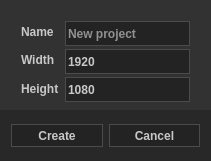
Old version of the form Client/Source/Interface/CreateProject/UI/CreateProject.ui in the repository cademtz/Animate-Together.
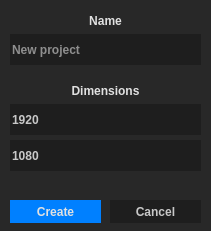
New version of the form.

```diff
--- a/Client/Source/Interface/CreateProject/UI/CreateProject.ui
+++ b/Client/Source/Interface/CreateProject/UI/CreateProject.ui
@@ -7,7 +7,7 @@
     <x>0</x>
     <y>0</y>
     <width>211</width>
-    <height>161</height>
+    <height>231</height>
    </rect>
   </property>
   <property name="windowTitle">
@@ -15,7 +15,7 @@
   </property>
   <property name="styleSheet">
    <string notr="true">QWidget#CreateProject {
-	background-color: rgb(50, 50, 50);
+	background-color: rgb(40, 40, 40);
 }
 * {
 	font-family: &quot;Arial&quot;;
@@ -23,8 +23,8 @@
 }
 
 QLabel {
-	font-weight: bold;
-	color: rgb(200, 200, 200);
+	color: rgb(225, 225, 225);
+	font: 16px &quot;Verdana&quot;
 }
 
 QCheckBox {
@@ -32,8 +32,8 @@
 	font: 500 8pt &quot;Arial&quot;;
 }
 QPushButton, QLineEdit, QSpinBox {
-	border: 1px solid rgb(75, 75, 75);
-	background-color: rgb(35, 35, 35);
+	border: none;
+	background-color: rgb(30, 30, 30);
 	color: rgb(200, 200, 200);
 }
 QPushButton:hover, QLineEdit:focus, QSpinBox:focus {
@@ -44,36 +44,38 @@
 	background-color: rgb(25, 25, 25);
 }</string>
   </property>
-  <widget class="QWidget" name="w_dlg" native="true">
-   <property name="geometry">
-    <rect>
-     <x>0</x>
-     <y>110</y>
-     <width>211</width>
-     <height>51</height>
-    </rect>
-   </property>
-   <property name="styleSheet">
-    <string notr="true">.QWidget {
-	background-color: rgb(40, 40, 40);
-}</string>
-   </property>
-   <layout class="QHBoxLayout" name="horizontalLayout">
-    <item>
      <widget class="QPushButton" name="create_btn">
+   <property name="geometry">
+    <rect>
+     <x>10</x>
+     <y>200</y>
+     <width>91</width>
+     <height>23</height>
+    </rect>
+   </property>
       <property name="minimumSize">
        <size>
         <width>0</width>
         <height>23</height>
        </size>
       </property>
+   <property name="styleSheet">
+    <string notr="true">background-color: rgb(0, 128, 255);
+color: rgb(225, 225, 225);</string>
+   </property>
       <property name="text">
        <string>Create</string>
       </property>
      </widget>
-    </item>
-    <item>
      <widget class="QPushButton" name="cancel_btn">
+   <property name="geometry">
+    <rect>
+     <x>110</x>
+     <y>200</y>
+     <width>91</width>
+     <height>23</height>
+    </rect>
+   </property>
       <property name="minimumSize">
        <size>
         <width>0</width>
@@ -84,73 +86,31 @@
        <string>Cancel</string>
       </property>
      </widget>
-    </item>
-   </layout>
-  </widget>
-  <widget class="QWidget" name="formLayoutWidget">
+  <widget class="QLabel" name="label_3">
    <property name="geometry">
     <rect>
      <x>10</x>
      <y>10</y>
      <width>191</width>
-     <height>101</height>
+     <height>21</height>
     </rect>
    </property>
-   <layout class="QFormLayout" name="formLayout">
-    <item row="1" column="0">
-     <widget class="QLabel" name="label">
       <property name="text">
-       <string>Width</string>
-      </property>
-     </widget>
-    </item>
-    <item row="1" column="1">
-     <widget class="QSpinBox" name="spin_width">
-      <property name="minimumSize">
-       <size>
-        <width>0</width>
-        <height>25</height>
-       </size>
-      </property>
-      <property name="buttonSymbols">
-       <enum>QAbstractSpinBox::NoButtons</enum>
-      </property>
-      <property name="maximum">
-       <number>999999999</number>
-      </property>
-      <property name="value">
-       <number>1920</number>
-      </property>
-     </widget>
-    </item>
-    <item row="2" column="0">
-     <widget class="QLabel" name="label_2">
-      <property name="text">
-       <string>Height</string>
-      </property>
-     </widget>
-    </item>
-    <item row="2" column="1">
-     <widget class="QSpinBox" name="spin_height">
-      <property name="minimumSize">
-       <size>
-        <width>0</width>
-        <height>25</height>
-       </size>
-      </property>
-      <property name="buttonSymbols">
-       <enum>QAbstractSpinBox::NoButtons</enum>
-      </property>
-      <property name="maximum">
-       <number>999999999</number>
-      </property>
-      <property name="value">
-       <number>1080</number>
-      </property>
-     </widget>
-    </item>
-    <item row="0" column="1">
+    <string>Name</string>
+   </property>
+   <property name="alignment">
+    <set>Qt::AlignCenter</set>
+   </property>
+  </widget>
      <widget class="QLineEdit" name="line_name">
+   <property name="geometry">
+    <rect>
+     <x>10</x>
+     <y>34</y>
+     <width>191</width>
+     <height>31</height>
+    </rect>
+   </property>
       <property name="minimumSize">
        <size>
         <width>0</width>
@@ -166,15 +126,83 @@
        <string>New project</string>
       </property>
      </widget>
-    </item>
-    <item row="0" column="0">
-     <widget class="QLabel" name="label_3">
+  <widget class="QLabel" name="label_4">
+   <property name="geometry">
+    <rect>
+     <x>10</x>
+     <y>80</y>
+     <width>191</width>
+     <height>22</height>
+    </rect>
+   </property>
       <property name="text">
-       <string>Name</string>
-      </property>
-     </widget>
-    </item>
-   </layout>
+    <string>Dimensions</string>
+   </property>
+   <property name="alignment">
+    <set>Qt::AlignCenter</set>
+   </property>
+  </widget>
+  <widget class="QSpinBox" name="spin_width">
+   <property name="geometry">
+    <rect>
+     <x>10</x>
+     <y>104</y>
+     <width>191</width>
+     <height>31</height>
+    </rect>
+   </property>
+   <property name="minimumSize">
+    <size>
+     <width>0</width>
+     <height>25</height>
+    </size>
+   </property>
+   <property name="buttonSymbols">
+    <enum>QAbstractSpinBox::NoButtons</enum>
+   </property>
+   <property name="correctionMode">
+    <enum>QAbstractSpinBox::CorrectToNearestValue</enum>
+   </property>
+   <property name="minimum">
+    <number>1</number>
+   </property>
+   <property name="maximum">
+    <number>999999999</number>
+   </property>
+   <property name="value">
+    <number>1920</number>
+   </property>
+  </widget>
+  <widget class="QSpinBox" name="spin_height">
+   <property name="geometry">
+    <rect>
+     <x>10</x>
+     <y>140</y>
+     <width>191</width>
+     <height>31</height>
+    </rect>
+   </property>
+   <property name="minimumSize">
+    <size>
+     <width>0</width>
+     <height>25</height>
+    </size>
+   </property>
+   <property name="buttonSymbols">
+    <enum>QAbstractSpinBox::NoButtons</enum>
+   </property>
+   <property name="correctionMode">
+    <enum>QAbstractSpinBox::CorrectToNearestValue</enum>
+   </property>
+   <property name="minimum">
+    <number>1</number>
+   </property>
+   <property name="maximum">
+    <number>999999999</number>
+   </property>
+   <property name="value">
+    <number>1080</number>
+   </property>
   </widget>
  </widget>
  <layoutdefault spacing="6" margin="11"/>
```
Left out of the diff: 2 changed lines with no effect on the pictures. Lines whose indentation alone changed are shown as unchanged.
